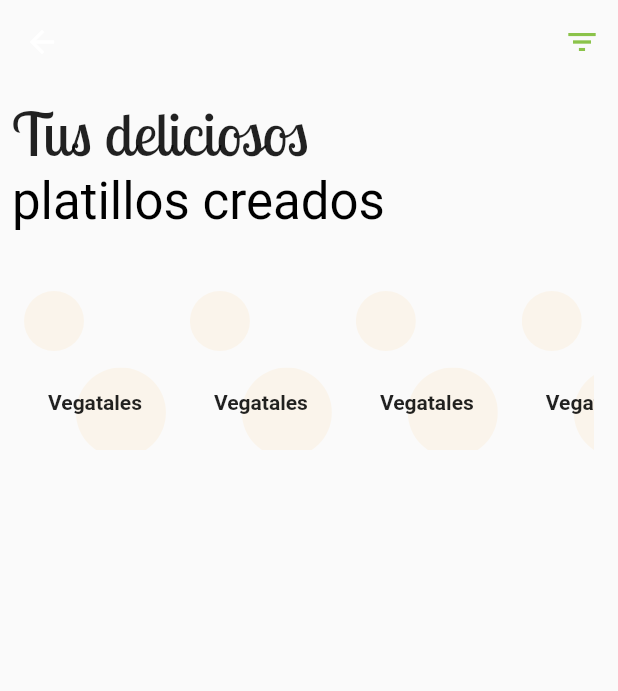
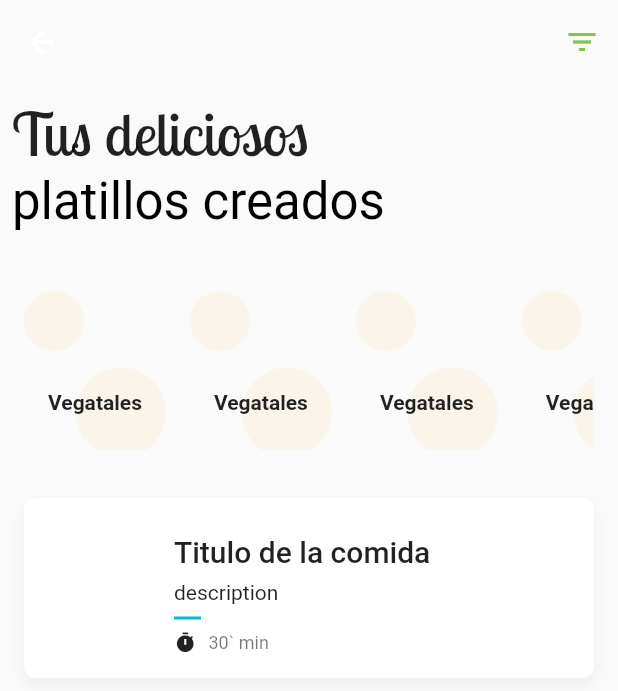
Before and after one commit to EdHuamani/foodie-maker, a Flutter app: the FoodCreate screen opened directly, on a phone screen of 412 x 824 dp. Shown: the top 691 px of the screen. Run offline on Flutter 3.47's test engine with Material 2 defaults, Android fonts, the phone set to English and light mode, and no system bars; our stand-ins replace cloud_firestore, flutter_redux, redux; accounts and stored records are empty; statements that could not run were skipped.

Commit message:
card food

```diff
--- a/lib/presentation/food_create.dart
+++ b/lib/presentation/food_create.dart
@@ -55,6 +55,69 @@ class FoodCreate extends StatelessWidget {
               height: 32,
             ),
             ListHorizontalFood(),
+            Container(
+              constraints: BoxConstraints(minHeight: 120),
+              margin: EdgeInsets.all(8.0),
+              decoration: BoxDecoration(
+                color: Colors.white,
+                shape: BoxShape.rectangle,
+                borderRadius: BorderRadius.circular(8.0),
+                boxShadow: <BoxShadow>[
+                  BoxShadow(
+                    color: Colors.black12.withOpacity(0.05),
+                    blurRadius: 9.0,
+                    offset: Offset(0.0, 5.0),
+                  ),
+                ],
+              ),
+              child: Container(
+                child: Row(
+                  crossAxisAlignment: CrossAxisAlignment.center,
+                  children: <Widget>[
+                    Container(
+                      width: 100,
+                      height: 100,
+                    ),
+                    Column(
+                      crossAxisAlignment: CrossAxisAlignment.start,
+                      children: <Widget>[
+                        SizedBox(height: 8),
+                        Text(
+                          'Titulo de la comida',
+                          style: Theme.of(context).textTheme.title,
+                        ),
+                        SizedBox(height: 8),
+                        Text(
+                          'description',
+                          style: Theme.of(context).textTheme.body1,
+                          maxLines: 1,
+                          overflow: TextOverflow.ellipsis,
+                        ),
+                        Container(
+                          margin: EdgeInsets.symmetric(vertical: 8),
+                          height: 2,
+                          width: 18,
+                          color: Colors.cyan,
+                        ),
+                        Row(
+                          children: <Widget>[
+                            Icon(
+                              Icons.timer,
+                              size: 15,
+                            ),
+                            Container(width: 8.0),
+                            Text(
+                              '30` min',
+                              style: Theme.of(context).textTheme.caption,
+                            ),
+                          ],
+                        ),
+                      ],
+                    ),
+                  ],
+                ),
+              ),
+            ),
           ],
         ),
       ),
```
